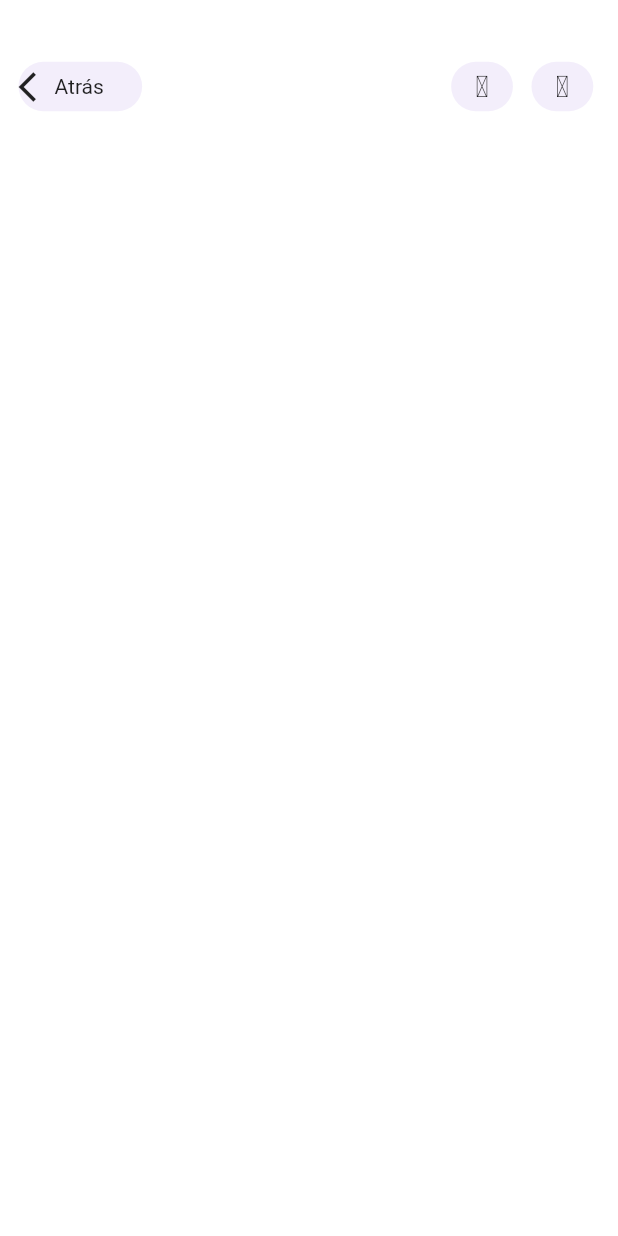
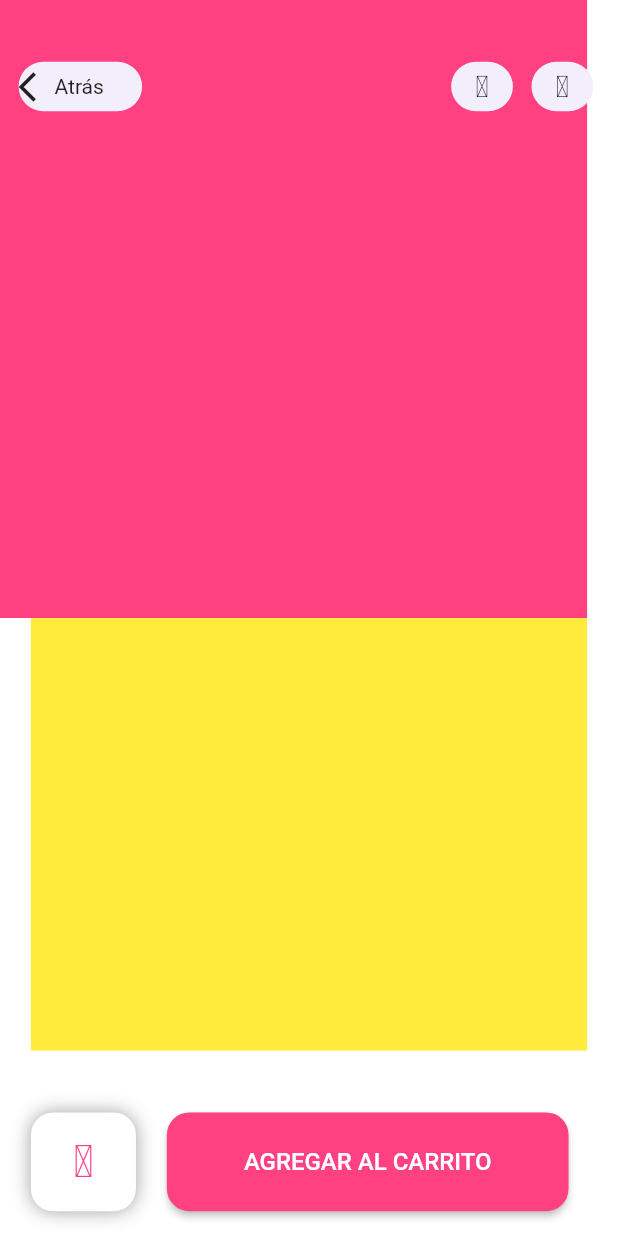
Before and after one commit to JaimeRamos99/flutter-dart, a Flutter app: the screen it shows after launch, on a phone screen of 412 x 824 dp. Run offline on Flutter 3.47's test engine with Material 2 defaults, Android fonts, the phone set to English and light mode, and no system bars; Roboto replaces fonts that are missing (chmedium).

Commit message:
starting product view

```diff
--- a/lib/ifood/product/first.dart
+++ b/lib/ifood/product/first.dart
@@ -0,0 +1,14 @@
+import 'package:flutter/material.dart';
+
+class FirstProduct extends StatelessWidget {
+  @override
+  Widget build(BuildContext context) {
+    final todo = Container(
+        color: Colors.pinkAccent,
+        width: MediaQuery.of(context).size.width * 0.95,
+        height: MediaQuery.of(context).size.height * 0.50,
+        margin: new EdgeInsets.only(
+            right: MediaQuery.of(context).size.width * 0.05));
+    return todo;
+  }
+}
--- a/lib/ifood/product/index.dart
+++ b/lib/ifood/product/index.dart
@@ -1,5 +1,8 @@
 import 'package:flutter/material.dart';
 import '../restaurant/appbar.dart';
+import 'first.dart';
+import 'second.dart';
+import 'third.dart';
 
 class Product extends StatelessWidget {
   @override
@@ -7,7 +10,10 @@ class Product extends StatelessWidget {
     final appbar = Row(
       children: <Widget>[Appbar()],
     );
-    final contenido = Container();
+    final contenido = Column(
+      crossAxisAlignment: CrossAxisAlignment.start,
+      children: <Widget>[FirstProduct(), SecondProduct(), ThirdProduct()],
+    );
     return Stack(
       children: <Widget>[contenido, appbar],
     );
--- a/lib/ifood/product/second.dart
+++ b/lib/ifood/product/second.dart
@@ -0,0 +1,15 @@
+import 'package:flutter/material.dart';
+
+class SecondProduct extends StatelessWidget {
+  @override
+  Widget build(BuildContext context) {
+    final todo = Container(
+        color: Colors.yellow,
+        width: MediaQuery.of(context).size.width * 0.95,
+        height: MediaQuery.of(context).size.height * 0.35,
+        margin: new EdgeInsets.only(
+            right: MediaQuery.of(context).size.width * 0.05,
+            left: MediaQuery.of(context).size.width * 0.05));
+    return todo;
+  }
+}
--- a/lib/ifood/product/third.dart
+++ b/lib/ifood/product/third.dart
@@ -0,0 +1,67 @@
+import 'package:flutter/material.dart';
+import '../../utils/hearth_icon_icons.dart';
+
+class ThirdProduct extends StatelessWidget {
+  @override
+  Widget build(BuildContext context) {
+    final carrito = Container(
+      width: MediaQuery.of(context).size.width * 0.65,
+      height: MediaQuery.of(context).size.height * 0.08,
+      margin: new EdgeInsets.only(
+          right: MediaQuery.of(context).size.width * 0.05,
+          left: MediaQuery.of(context).size.width * 0.05,
+          top: MediaQuery.of(context).size.height * 0.05),
+      child: RaisedButton(
+        onPressed: () {},
+        textColor: Colors.white,
+        padding: const EdgeInsets.all(0.0),
+        shape: RoundedRectangleBorder(
+            borderRadius: new BorderRadius.circular(15.0)),
+        child: Container(
+          width: MediaQuery.of(context).size.width * 0.65,
+          height: MediaQuery.of(context).size.height * 0.08,
+          decoration: BoxDecoration(
+              color: Colors.pinkAccent,
+              borderRadius: new BorderRadius.all(Radius.circular(15))),
+          padding: EdgeInsets.only(
+            right: MediaQuery.of(context).size.width * 0.10,
+            left: MediaQuery.of(context).size.width * 0.10,
+          ),
+          child: Center(
+            child: const Text('AGREGAR AL CARRITO',
+                style: TextStyle(fontSize: 16, fontFamily: "chmedium")),
+          ),
+        ),
+      ),
+    );
+    final favoriteButton = Container(
+      width: MediaQuery.of(context).size.width * 0.17,
+      height: MediaQuery.of(context).size.height * 0.08,
+      margin: new EdgeInsets.only(
+          left: MediaQuery.of(context).size.width * 0.05,
+          top: MediaQuery.of(context).size.height * 0.05),
+      decoration: BoxDecoration(
+          color: Colors.white,
+          borderRadius: new BorderRadius.all(Radius.circular(15)),
+          boxShadow: [
+            BoxShadow(
+              color: Colors.grey,
+              blurRadius: 10.0, // has the effect of softening the shadow
+              spreadRadius: 0.01, // has the effect of extending the shadow
+            )
+          ]),
+      child: IconButton(
+        icon: Icon(
+          HearthIcon.favorite_border,
+          size: 30,
+          color: Colors.pinkAccent,
+        ),
+        tooltip: 'Agregar a favoritos',
+        onPressed: () {},
+      ),
+    );
+    return Row(
+      children: <Widget>[favoriteButton, carrito],
+    );
+  }
+}
```
